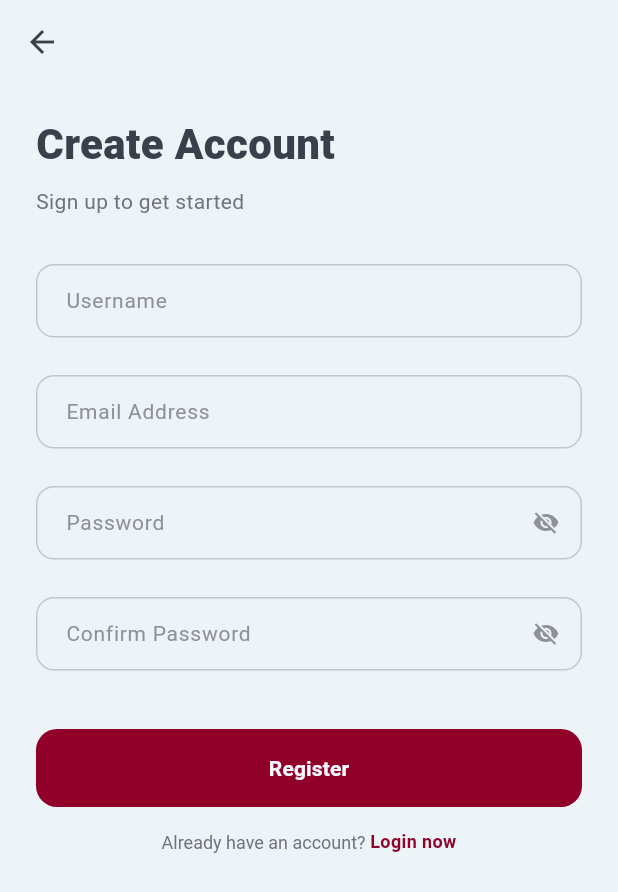
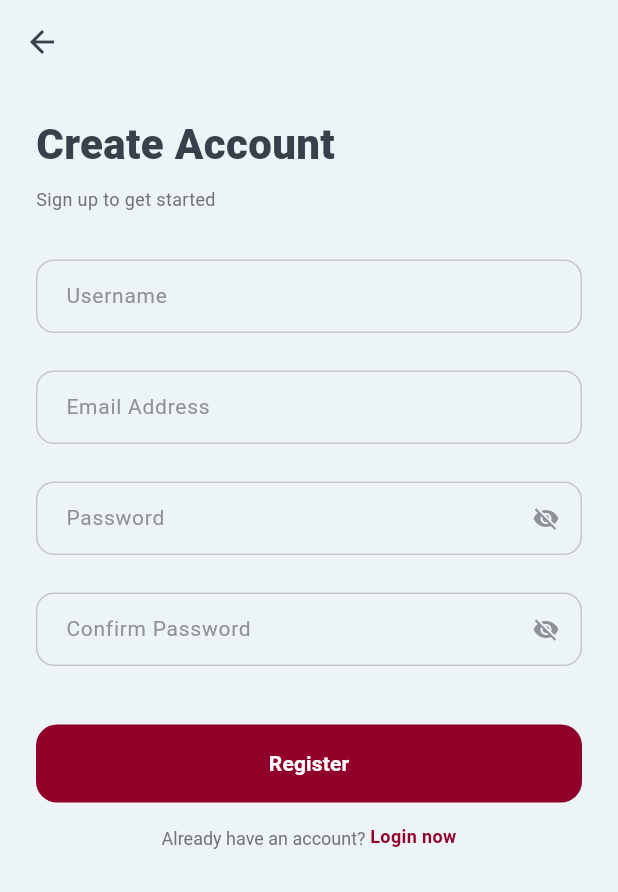
Before and after one commit to project-favo/mobile, a Flutter app: the screen it shows after launch, after a tap on "Login", after a tap on "Register now", on a phone screen of 412 x 824 dp. Shown: the top 892 px of the screen. Run offline on Flutter 3.47's test engine with Material 3 defaults, Android fonts, the phone set to English and light mode, and no system bars; our stand-ins replace dio, firebase_auth, firebase_core; accounts and stored records are empty.

Commit message:
apply global UI components to login and register pages

```diff
--- a/lib/core/theme/app_text_styles.dart
+++ b/lib/core/theme/app_text_styles.dart
@@ -19,7 +19,7 @@ class AppTextStyles {
   static const body = TextStyle(
     fontSize: 14,
     fontWeight: FontWeight.w400,
-    color: AppColors.textPrimary,
+    color: AppColors.background,
   );
 
   static const bodySecondary = TextStyle(
--- a/lib/features/auth/presentation/login_page.dart
+++ b/lib/features/auth/presentation/login_page.dart
@@ -1,6 +1,9 @@
 import 'package:flutter/material.dart';
 import '../../../routes/app_routes.dart';
-import 'widgets/input_field.dart';
+import '../../../core/theme/app_text_styles.dart';
+import '../../../core/widgets/app_button.dart';
+import '../../../core/widgets/app_input.dart';
+import '../../../core/theme/app_colors.dart';
 import '../data/services/auth_service.dart';
 
 
@@ -62,8 +65,11 @@ class _LoginPageState extends State<LoginPage> {
       if (mounted) {
         ScaffoldMessenger.of(context).showSnackBar(
           SnackBar(
-            content: Text('Welcome ${userDto.userName}!'),
-            backgroundColor: Colors.green,
+            content: Text(
+              'Welcome ${userDto.userName}!',
+              style: AppTextStyles.body,
+            ),
+            backgroundColor: AppColors.success,
           ),
         );
         // Navigator.pushReplacementNamed(context, AppRoutes.home); // Home route'u eklendiğinde
@@ -72,8 +78,11 @@ class _LoginPageState extends State<LoginPage> {
       if (mounted) {
         ScaffoldMessenger.of(context).showSnackBar(
           SnackBar(
-            content: Text(e.toString().replaceFirst('Exception: ', '')),
-            backgroundColor: Colors.red,
+            content: Text(
+              'Wrong e-mail or password!',
+              style: AppTextStyles.body,
+            ),
+            backgroundColor: AppColors.error,
           ),
         );
       }
@@ -94,7 +103,7 @@ class _LoginPageState extends State<LoginPage> {
   @override
 Widget build(BuildContext context) {
   return Scaffold(
-    backgroundColor: const Color(0xFFECF4F7),
+    backgroundColor: AppColors.background,
 
     body: GestureDetector(
       behavior: HitTestBehavior.translucent,
@@ -141,15 +150,11 @@ Widget build(BuildContext context) {
                         children: [
                           const Text(
                             "Welcome!",
-                            style: TextStyle(
-                              fontSize: 28,
-                              fontWeight: FontWeight.w800,
-                              color: Color(0xFF39404B),
-                            ),
+                            style: AppTextStyles.heading1,
                           ),
                           const SizedBox(height: 18),
 
-                          InputField(
+                          AppInput(
                             controller: _email,
                             hint: "Email Address",
                             keyboardType: TextInputType.emailAddress,
@@ -157,7 +162,7 @@ Widget build(BuildContext context) {
                           ),
                           const SizedBox(height: 10),
 
-                          InputField(
+                          AppInput(
                             controller: _password,
                             hint: "Password",
                             obscure: _obscure,
@@ -172,48 +177,16 @@ Widget build(BuildContext context) {
                             onTap: _onForgotPassword,
                             child: const Text(
                               "Forgot password?",
-                              style: TextStyle(
-                                fontSize: 12,
-                                fontWeight: FontWeight.w600,
-                                color: Color(0xFF910029),
-                              ),
+                              style: AppTextStyles.link,
                             ),
                           ),
 
                           const SizedBox(height: 20),
 
-                          SizedBox(
-                            width: double.infinity,
-                            height: 52,
-                            child: ElevatedButton(
-                              onPressed: _isLoading ? null : _onLogin,
-                              style: ElevatedButton.styleFrom(
-                                backgroundColor: const Color(0xFF910029),
-                                shape: RoundedRectangleBorder(
-                                  borderRadius: BorderRadius.circular(14),
-                                ),
-                                elevation: 0,
-                              ),
-                              child: _isLoading
-                                  ? const SizedBox(
-                                      height: 20,
-                                      width: 20,
-                                      child: CircularProgressIndicator(
-                                        strokeWidth: 2,
-                                        valueColor: AlwaysStoppedAnimation<Color>(
-                                          Color(0xFFF8F9FE),
-                                        ),
-                                      ),
-                                    )
-                                  : const Text(
-                                      "Login",
-                                      style: TextStyle(
-                                        fontSize: 14,
-                                        fontWeight: FontWeight.w600,
-                                        color: Color(0xFFF8F9FE),
-                                      ),
-                                    ),
-                            ),
+                          AppButton(
+                            text: "Login",
+                            isLoading: _isLoading,
+                            onPressed: _onLogin,
                           ),
 
                           const SizedBox(height: 14),
@@ -221,10 +194,7 @@ Widget build(BuildContext context) {
                           Center(
                             child: RichText(
                               text: TextSpan(
-                                style: const TextStyle(
-                                  fontSize: 12,
-                                  color: Color(0xFF71727A),
-                                ),
+                                style: AppTextStyles.bodySecondary,
                                 children: [
                                   const TextSpan(text: "Not a member? "),
                                   WidgetSpan(
@@ -233,11 +203,7 @@ Widget build(BuildContext context) {
                                           context, AppRoutes.register),
                                       child: const Text(
                                         "Register now",
-                                        style: TextStyle(
-                                          fontSize: 12,
-                                          fontWeight: FontWeight.w700,
-                                          color: Color(0xFF910029),
-                                        ),
+                                        style: AppTextStyles.link,
                                       ),
                                     ),
                                   ),
@@ -247,7 +213,7 @@ Widget build(BuildContext context) {
                           ),
 
                           const SizedBox(height: 24),
-                          const Divider(height: 1, color: Color(0xFFD4D6DD)),
+                          const Divider(height: 1, color: AppColors.border),
                         ],
                       ),
                     ),
--- a/lib/features/auth/presentation/register_page.dart
+++ b/lib/features/auth/presentation/register_page.dart
@@ -1,6 +1,9 @@
 import 'package:flutter/material.dart';
 import '../../../routes/app_routes.dart';
-import 'widgets/input_field.dart';
+import '../../../core/widgets/app_input.dart';
+import '../../../core/widgets/app_button.dart';
+import '../../../core/theme/app_text_styles.dart';
+import '../../../core/theme/app_colors.dart';
 import '../data/services/auth_service.dart';
 
 class RegisterPage extends StatefulWidget {
@@ -79,8 +82,11 @@ class _RegisterPageState extends State<RegisterPage> {
       if (mounted) {
         ScaffoldMessenger.of(context).showSnackBar(
           SnackBar(
-            content: Text('Registration successful! Welcome ${userDto.userName}!'),
-            backgroundColor: Colors.green,
+            content: Text(
+              'Registration successful! Welcome ${userDto.userName}!',
+              style: AppTextStyles.body,
+            ),
+            backgroundColor: AppColors.success,
           ),
         );
         Navigator.pushReplacementNamed(context, AppRoutes.login);
@@ -89,8 +95,11 @@ class _RegisterPageState extends State<RegisterPage> {
       if (mounted) {
         ScaffoldMessenger.of(context).showSnackBar(
           SnackBar(
-            content: Text(e.toString().replaceFirst('Exception: ', '')),
-            backgroundColor: Colors.red,
+            content: Text(
+              e.toString().replaceFirst('Exception: ', ''),
+              style: AppTextStyles.body,
+            ),
+            backgroundColor: AppColors.error,
           ),
         );
       }
@@ -104,12 +113,12 @@ class _RegisterPageState extends State<RegisterPage> {
   @override
   Widget build(BuildContext context) {
     return Scaffold(
-      backgroundColor: const Color(0xFFECF4F7),
+      backgroundColor: AppColors.background,
       appBar: AppBar(
         backgroundColor: Colors.transparent,
         elevation: 0,
         leading: IconButton(
-          icon: const Icon(Icons.arrow_back, color: Color(0xFF39404B)),
+          icon: const Icon(Icons.arrow_back, color: AppColors.textPrimary),
           onPressed: () => Navigator.pop(context),
         ),
       ),
@@ -134,30 +143,23 @@ class _RegisterPageState extends State<RegisterPage> {
                   const SizedBox(height: 20),
                   const Text(
                     "Create Account",
-                    style: TextStyle(
-                      fontSize: 28,
-                      fontWeight: FontWeight.w800,
-                      color: Color(0xFF39404B),
-                    ),
+                    style: AppTextStyles.heading1,
                   ),
                   const SizedBox(height: 8),
                   const Text(
                     "Sign up to get started",
-                    style: TextStyle(
-                      fontSize: 14,
-                      color: Color(0xFF71727A),
-                    ),
+                    style: AppTextStyles.bodySecondary,
                   ),
                   const SizedBox(height: 32),
 
-                  InputField(
+                  AppInput(
                     controller: _userName,
                     hint: "Username",
                     validator: _userNameValidator,
                   ),
                   const SizedBox(height: 10),
 
-                  InputField(
+                  AppInput(
                     controller: _email,
                     hint: "Email Address",
                     keyboardType: TextInputType.emailAddress,
@@ -165,7 +167,7 @@ class _RegisterPageState extends State<RegisterPage> {
                   ),
                   const SizedBox(height: 10),
 
-                  InputField(
+                  AppInput(
                     controller: _password,
                     hint: "Password",
                     obscure: _obscurePassword,
@@ -175,7 +177,7 @@ class _RegisterPageState extends State<RegisterPage> {
                   ),
                   const SizedBox(height: 10),
 
-                  InputField(
+                  AppInput(
                     controller: _confirmPassword,
                     hint: "Confirm Password",
                     obscure: _obscureConfirmPassword,
@@ -186,38 +188,10 @@ class _RegisterPageState extends State<RegisterPage> {
 
                   const SizedBox(height: 24),
 
-                  SizedBox(
-                    width: double.infinity,
-                    height: 52,
-                    child: ElevatedButton(
-                      onPressed: _isLoading ? null : _onRegister,
-                      style: ElevatedButton.styleFrom(
-                        backgroundColor: const Color(0xFF910029),
-                        shape: RoundedRectangleBorder(
-                          borderRadius: BorderRadius.circular(14),
-                        ),
-                        elevation: 0,
-                      ),
-                      child: _isLoading
-                          ? const SizedBox(
-                              height: 20,
-                              width: 20,
-                              child: CircularProgressIndicator(
-                                strokeWidth: 2,
-                                valueColor: AlwaysStoppedAnimation<Color>(
-                                  Color(0xFFF8F9FE),
-                                ),
-                              ),
-                            )
-                          : const Text(
-                              "Register",
-                              style: TextStyle(
-                                fontSize: 14,
-                                fontWeight: FontWeight.w600,
-                                color: Color(0xFFF8F9FE),
-                              ),
-                            ),
-                    ),
+                  AppButton(
+                    text: "Register",
+                    isLoading: _isLoading,
+                    onPressed: _onRegister,
                   ),
 
                   const SizedBox(height: 14),
@@ -225,10 +199,7 @@ class _RegisterPageState extends State<RegisterPage> {
                   Center(
                     child: RichText(
                       text: TextSpan(
-                        style: const TextStyle(
-                          fontSize: 12,
-                          color: Color(0xFF71727A),
-                        ),
+                        style: AppTextStyles.bodySecondary,
                         children: [
                           const TextSpan(text: "Already have an account? "),
                           WidgetSpan(
@@ -237,11 +208,7 @@ class _RegisterPageState extends State<RegisterPage> {
                                   context, AppRoutes.login),
                               child: const Text(
                                 "Login now",
-                                style: TextStyle(
-                                  fontSize: 12,
-                                  fontWeight: FontWeight.w700,
-                                  color: Color(0xFF910029),
-                                ),
+                                style: AppTextStyles.link,
                               ),
                             ),
                           ),
--- a/lib/features/auth/presentation/widgets/input_field.dart
+++ /dev/null
@@ -1,69 +0,0 @@
-import 'package:flutter/material.dart';
-
-class InputField extends StatelessWidget {
-  final TextEditingController controller;
-  final String hint;
-  final bool obscure;
-  final VoidCallback? onToggleObscure;
-  final String? Function(String?)? validator;
-  final TextInputType keyboardType;
-
-  const InputField({
-    super.key,
-    required this.controller,
-    required this.hint,
-    this.obscure = false,
-    this.onToggleObscure,
-    this.validator,
-    this.keyboardType = TextInputType.text,
-  });
-
-  @override
-  Widget build(BuildContext context) {
-    return SizedBox(
-      height: 64, // input + error için alan
-      child: TextFormField(
-        controller: controller,
-        validator: validator,
-        keyboardType: keyboardType,
-        obscureText: obscure,
-        style: const TextStyle(fontSize: 14, color: Color(0xFF39404B)),
-        decoration: InputDecoration(
-          hintText: hint,
-          hintStyle: const TextStyle(fontSize: 14, color: Color(0xFF8F9098)),
-          contentPadding: const EdgeInsets.symmetric(horizontal: 16, vertical: 14),
-
-          enabledBorder: OutlineInputBorder(
-            borderRadius: BorderRadius.circular(12),
-            borderSide: const BorderSide(color: Color(0xFFC5C6CC), width: 1),
-          ),
-          focusedBorder: OutlineInputBorder(
-            borderRadius: BorderRadius.circular(12),
-            borderSide: const BorderSide(color: Color(0xFF39404B), width: 1.5),
-          ),
-          errorBorder: OutlineInputBorder(
-            borderRadius: BorderRadius.circular(12),
-            borderSide: const BorderSide(color: Color(0xFF910029) , width: 1.2),
-          ),
-          focusedErrorBorder: OutlineInputBorder(
-            borderRadius: BorderRadius.circular(12),
-            borderSide: const BorderSide(color: Color(0xFF910029), width: 1.5),
-          ),
-
-          errorStyle: const TextStyle(fontSize: 11, height: 1.1),
-
-          suffixIcon: onToggleObscure == null
-              ? null
-              : IconButton(
-                  onPressed: onToggleObscure,
-                  icon: Icon(
-                    obscure ? Icons.visibility_off : Icons.visibility,
-                    size: 18,
-                    color: const Color(0xFF8F9098),
-                  ),
-                ),
-        ),
-      ),
-    );
-  }
-}
```
